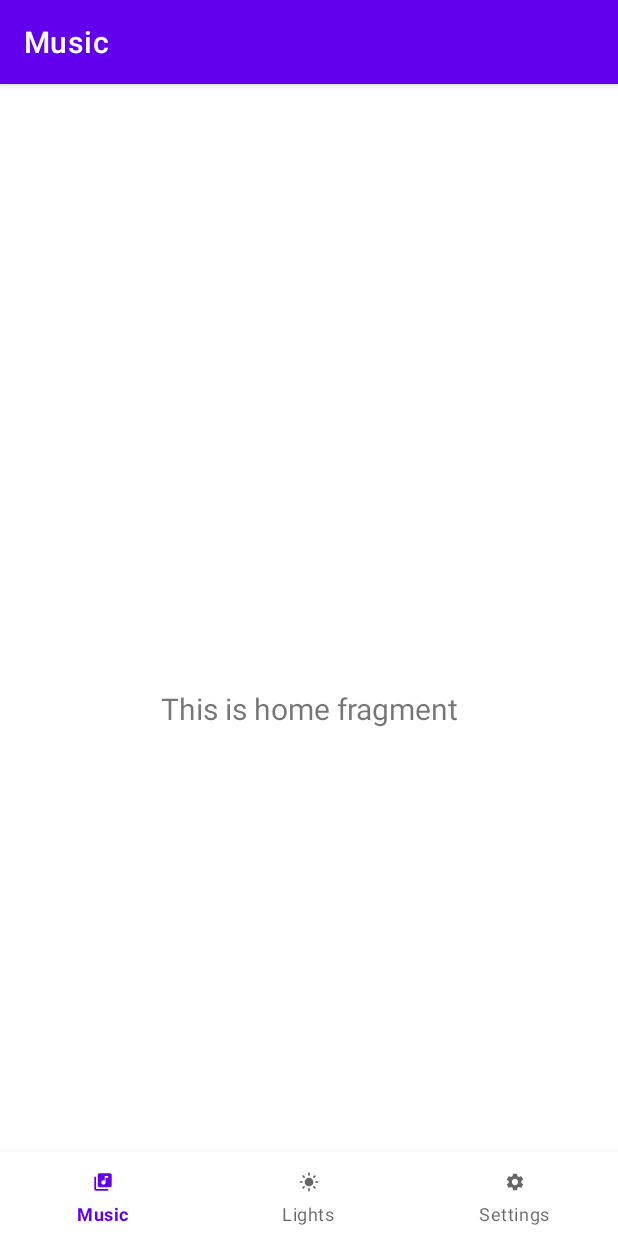
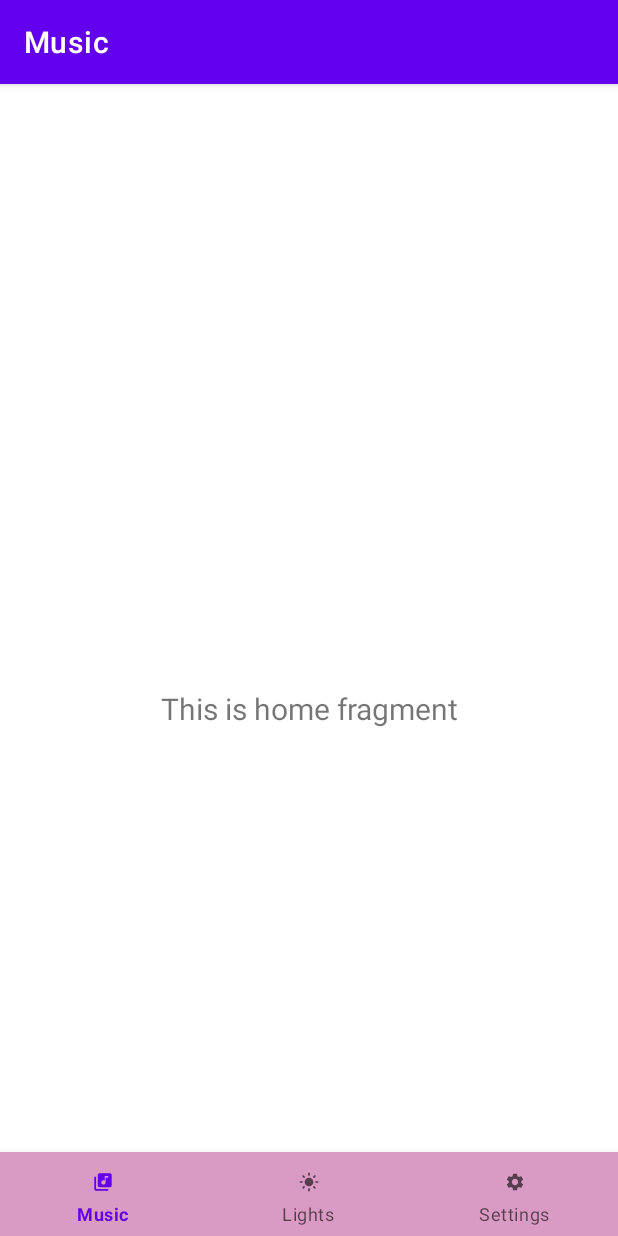
Before and after one commit to bhargavpatel2001/SMARTBEATS, an Android app: the screen it shows after launch (MainActivity), on a phone screen of 412 x 824 dp. Run offline under Robolectric (Android 15) with nearby library versions, the phone set to English and light mode, and no system bars; our stand-ins replace navigation-ui.

Commit message:
Changed the color of bottom navigation

```diff
--- a/SHALOMINC/src/main/res/layout/activity_main.xml
+++ b/SHALOMINC/src/main/res/layout/activity_main.xml
@@ -12,7 +12,7 @@
         android:layout_height="wrap_content"
         android:layout_marginStart="0dp"
         android:layout_marginEnd="0dp"
-        android:background="?android:attr/windowBackground"
+        android:background="@color/light_orchid"
         app:layout_constraintBottom_toBottomOf="parent"
         app:layout_constraintLeft_toLeftOf="parent"
         app:layout_constraintRight_toRightOf="parent"
```
